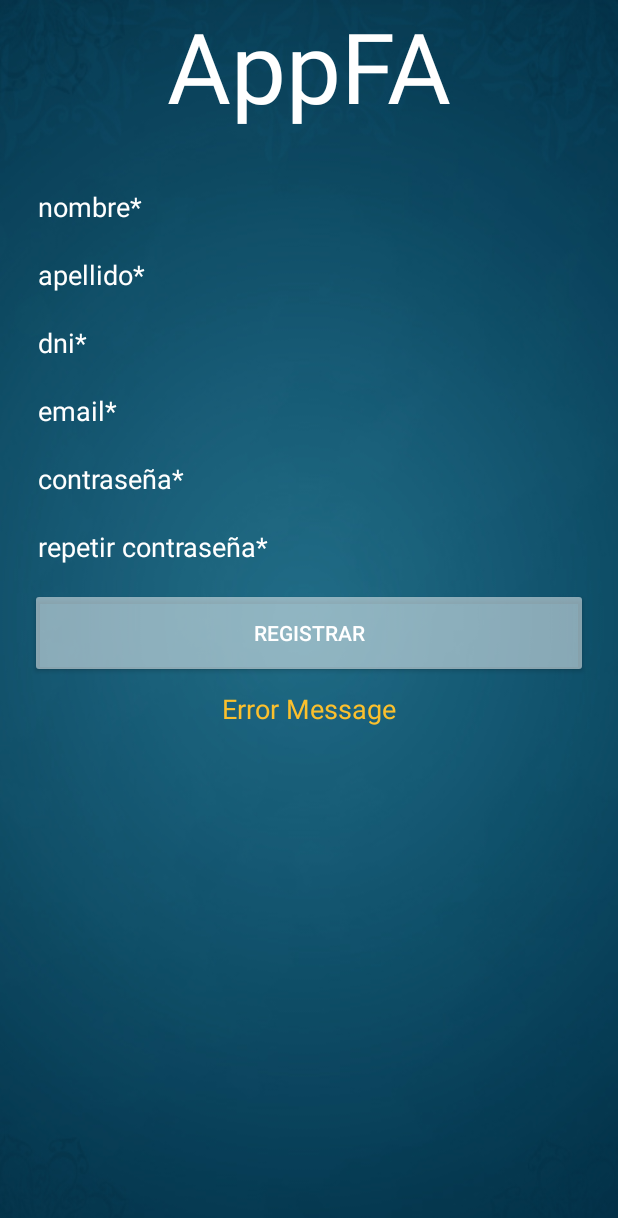
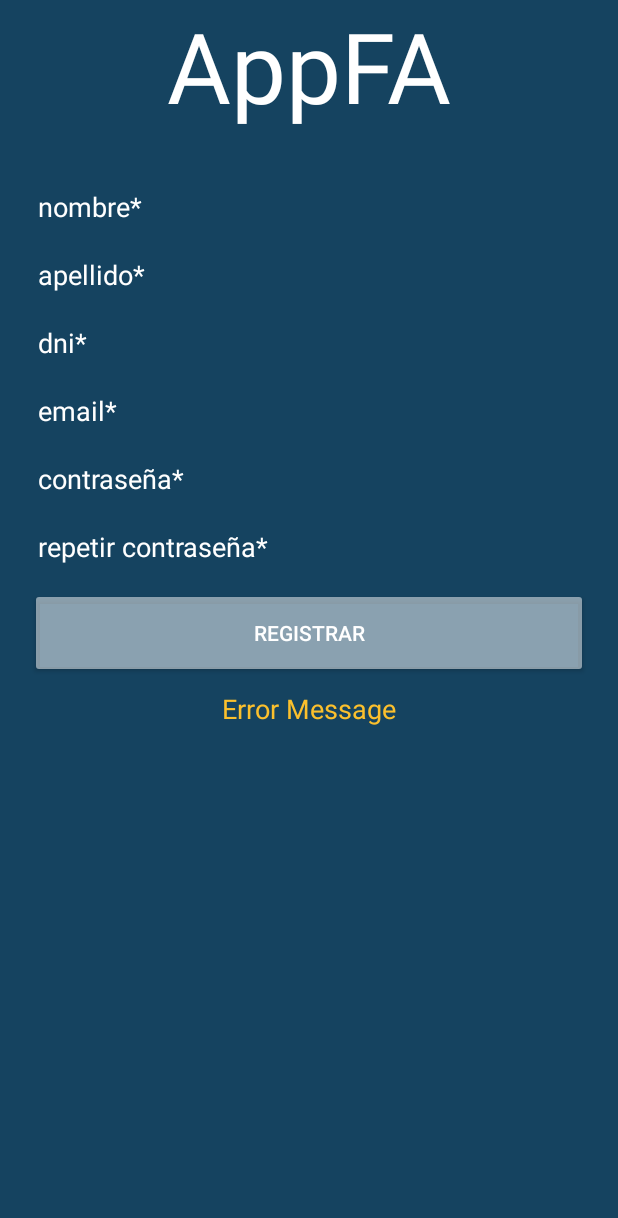
Before and after one commit to mgigena/appfa, an Android app: the layout activity_registration.xml on its own in the app's theme, with its tools: preview values and no code run, on a phone screen of 412 x 824 dp. Shown: the top 1218 px of the screen. Run offline under Robolectric (Android 15) with nearby library versions, the phone set to English and light mode, and no system bars.

Commit message:
Styling Registration Screen
- Se modifica background de Registration Screen

```diff
--- a/app/src/main/res/values/colors.xml
+++ b/app/src/main/res/values/colors.xml
@@ -13,7 +13,7 @@
     <color name="splashPrimary">#212121</color>
 
     <!--LOGIN-->
-    <color name="loginBackground">#2874A6</color>
+    <color name="loginBackground">#154360</color>
     <color name="loginLogoTextColor">@color/colorWhite</color>
     <color name="loginFormContainerColor">@color/colorTransparent</color>
     <color name="loginFormTitleTextColor">@color/colorWhite</color>
--- a/app/src/main/res/values/styles.xml
+++ b/app/src/main/res/values/styles.xml
@@ -163,8 +163,7 @@
     </style>
 
     <style name="RegistrationScreen" parent="MatchParent">
-        <!--<item name="android:background">@color/loginBackground</item>-->
-        <item name="android:background">@drawable/login_bg</item>
+        <item name="android:background">@color/loginBackground</item>
         <item name="android:paddingBottom">@dimen/loginScreenPaddingBottom</item>
         <item name="android:paddingRight">@dimen/loginScreenPaddingRight</item>
         <item name="android:paddingLeft">@dimen/loginScreenPaddingLeft</item>
```
